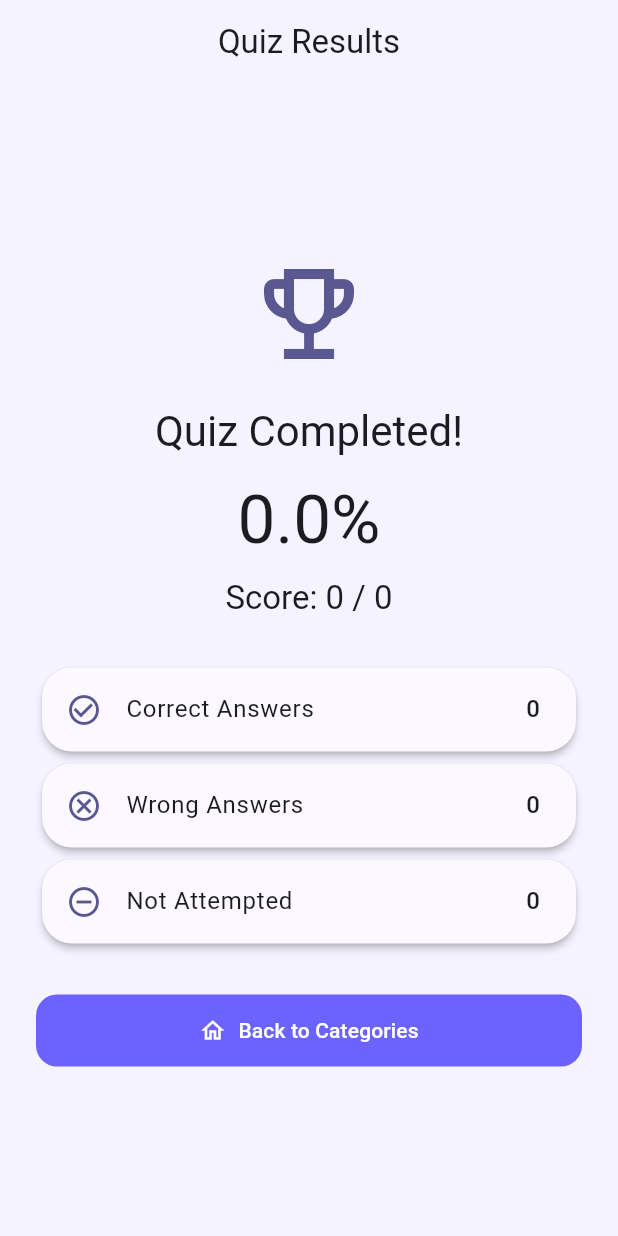
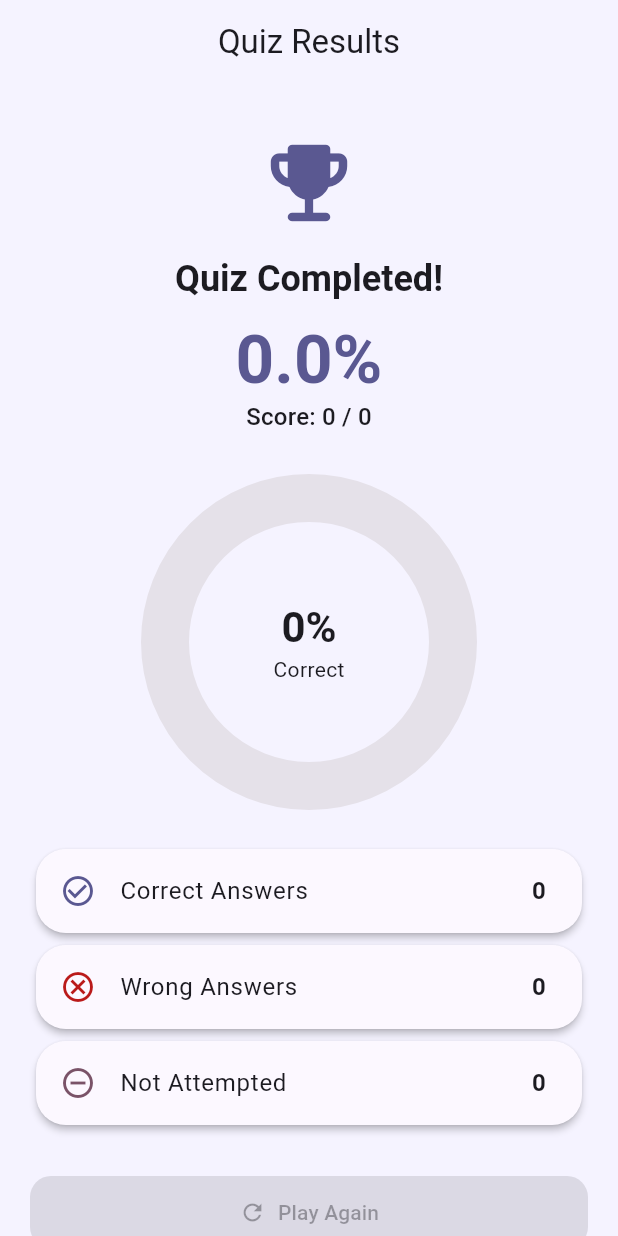
Before and after one commit to 248x1a42d6/flutter-quiz-app, a Flutter app: the ResultScreen screen opened directly, on a phone screen of 412 x 824 dp. Run offline on Flutter 3.47's test engine with Material 3 defaults, Android fonts, the phone set to English and light mode, and no system bars; our stand-ins replace shared_preferences; accounts and stored records are empty.

Commit message:
Add quiz results pie chart and play again feature

```diff
--- a/lib/screens/result_screen.dart
+++ b/lib/screens/result_screen.dart
@@ -1,8 +1,11 @@
+
+import 'dart:math' as math;
 
 import 'package:flutter/material.dart';
 import 'package:provider/provider.dart';
 
 import '../providers/quiz_provider.dart';
+import 'question_screen.dart';
 
 class ResultScreen extends StatelessWidget {
   const ResultScreen({super.key});
@@ -22,9 +25,10 @@ class ResultScreen extends StatelessWidget {
     final wrong = attempted - correct;
     final unanswered = total - attempted;
 
-    final percentage = total == 0
-        ? 0.0
-        : (correct / total) * 100;
+    final percentage =
+    total == 0 ? 0.0 : (correct / total) * 100;
+
+    final colors = Theme.of(context).colorScheme;
 
     return Scaffold(
       appBar: AppBar(
@@ -33,54 +37,100 @@ class ResultScreen extends StatelessWidget {
         automaticallyImplyLeading: false,
       ),
       body: SafeArea(
-        child: Center(
         child: SingleChildScrollView(
-            padding: const EdgeInsets.all(24),
+          padding: const EdgeInsets.all(20),
           child: Column(
-              mainAxisAlignment: MainAxisAlignment.center,
             children: [
+              const SizedBox(height: 12),
               Icon(
-                  Icons.emoji_events_outlined,
-                  size: 80,
-                  color: Theme.of(context).colorScheme.primary,
+                Icons.emoji_events_rounded,
+                size: 68,
+                color: colors.primary,
               ),
-                const SizedBox(height: 20),
-
+              const SizedBox(height: 14),
               Text(
                 'Quiz Completed!',
-                  style: Theme.of(context).textTheme.headlineMedium,
+                style: Theme.of(context)
+                    .textTheme
+                    .headlineSmall
+                    ?.copyWith(
+                  fontWeight: FontWeight.bold,
                 ),
-                const SizedBox(height: 16),
-
+              ),
+              const SizedBox(height: 12),
               Text(
                 '${percentage.toStringAsFixed(1)}%',
-                  style: Theme.of(context).textTheme.displayMedium,
+                style: Theme.of(context)
+                    .textTheme
+                    .displayMedium
+                    ?.copyWith(
+                  color: colors.primary,
+                  fontWeight: FontWeight.bold,
                 ),
-                const SizedBox(height: 12),
-
+              ),
               Text(
                 'Score: $correct / $total',
-                  style: Theme.of(context).textTheme.titleLarge,
+                style:
+                Theme.of(context).textTheme.titleMedium,
               ),
               const SizedBox(height: 28),
+
+              // Results pie chart
+              SizedBox(
+                width: 220,
+                height: 220,
+                child: CustomPaint(
+                  painter: QuizPieChartPainter(
+                    correct: correct,
+                    wrong: wrong,
+                    unanswered: unanswered,
+                    correctColor: colors.primary,
+                    wrongColor: colors.error,
+                    unansweredColor: colors.tertiary,
+                    emptyColor: colors.surfaceContainerHighest,
+                  ),
+                  child: Center(
+                    child: Column(
+                      mainAxisSize: MainAxisSize.min,
+                      children: [
+                        Text(
+                          '${percentage.toStringAsFixed(0)}%',
+                          style: Theme.of(context)
+                              .textTheme
+                              .headlineMedium
+                              ?.copyWith(
+                            fontWeight: FontWeight.bold,
+                          ),
+                        ),
+                        const Text('Correct'),
+                      ],
+                    ),
+                  ),
+                ),
+              ),
+
+              const SizedBox(height: 24),
 
               _resultRow(
                 context,
                 Icons.check_circle_outline,
                 'Correct Answers',
                 correct,
+                colors.primary,
               ),
               _resultRow(
                 context,
                 Icons.cancel_outlined,
                 'Wrong Answers',
                 wrong,
+                colors.error,
               ),
               _resultRow(
                 context,
                 Icons.remove_circle_outline,
                 'Not Attempted',
                 unanswered,
+                colors.tertiary,
               ),
 
               const SizedBox(height: 30),
@@ -88,6 +138,35 @@ class ResultScreen extends StatelessWidget {
               SizedBox(
                 width: double.infinity,
                 child: FilledButton.icon(
+                  onPressed: provider.isLoading ||
+                      questions.isEmpty
+                      ? null
+                      : () {
+                    final categoryId =
+                        provider.currentCategoryId;
+
+                    if (categoryId == null) return;
+
+                    provider.startQuiz(categoryId);
+
+                    Navigator.pushReplacement(
+                      context,
+                      MaterialPageRoute(
+                        builder: (_) =>
+                        const QuestionScreen(),
+                      ),
+                    );
+                  },
+                  icon: const Icon(Icons.refresh),
+                  label: const Text('Play Again'),
+                ),
+              ),
+
+              const SizedBox(height: 12),
+
+              SizedBox(
+                width: double.infinity,
+                child: OutlinedButton.icon(
                   onPressed: () {
                     Navigator.of(context).popUntil(
                           (route) => route.isFirst,
@@ -101,7 +180,6 @@ class ResultScreen extends StatelessWidget {
           ),
         ),
       ),
-      ),
     );
   }
 
@@ -110,19 +188,110 @@ class ResultScreen extends StatelessWidget {
       IconData icon,
       String label,
       int value,
+      Color color,
       ) {
     return Card(
       child: ListTile(
-        leading: Icon(
-          icon,
-          color: Theme.of(context).colorScheme.primary,
-        ),
+        leading: Icon(icon, color: color),
         title: Text(label),
         trailing: Text(
           '$value',
-          style: Theme.of(context).textTheme.titleMedium,
+          style: Theme.of(context)
+              .textTheme
+              .titleMedium
+              ?.copyWith(fontWeight: FontWeight.bold),
         ),
       ),
     );
   }
 }
+
+class QuizPieChartPainter extends CustomPainter {
+  final int correct;
+  final int wrong;
+  final int unanswered;
+
+  final Color correctColor;
+  final Color wrongColor;
+  final Color unansweredColor;
+  final Color emptyColor;
+
+  QuizPieChartPainter({
+    required this.correct,
+    required this.wrong,
+    required this.unanswered,
+    required this.correctColor,
+    required this.wrongColor,
+    required this.unansweredColor,
+    required this.emptyColor,
+  });
+
+  @override
+  void paint(Canvas canvas, Size size) {
+    final total = correct + wrong + unanswered;
+
+    final center = Offset(
+      size.width / 2,
+      size.height / 2,
+    );
+
+    final radius =
+        math.min(size.width, size.height) / 2 - 14;
+
+    final rect = Rect.fromCircle(
+      center: center,
+      radius: radius,
+    );
+
+    final paint = Paint()
+      ..style = PaintingStyle.stroke
+      ..strokeWidth = 32
+      ..strokeCap = StrokeCap.butt;
+
+    if (total == 0) {
+      paint.color = emptyColor;
+      canvas.drawCircle(center, radius, paint);
+      return;
+    }
+
+    var startAngle = -math.pi / 2;
+
+    final segments = [
+      (correct, correctColor),
+      (wrong, wrongColor),
+      (unanswered, unansweredColor),
+    ];
+
+    for (final segment in segments) {
+      if (segment.$1 == 0) continue;
+
+      final sweepAngle =
+          (segment.$1 / total) * 2 * math.pi;
+
+      paint.color = segment.$2;
+
+      canvas.drawArc(
+        rect,
+        startAngle,
+        sweepAngle,
+        false,
+        paint,
+      );
+
+      startAngle += sweepAngle;
+    }
+  }
+
+  @override
+  bool shouldRepaint(
+      covariant QuizPieChartPainter oldDelegate,
+      ) {
+    return oldDelegate.correct != correct ||
+        oldDelegate.wrong != wrong ||
+        oldDelegate.unanswered != unanswered ||
+        oldDelegate.correctColor != correctColor ||
+        oldDelegate.wrongColor != wrongColor ||
+        oldDelegate.unansweredColor != unansweredColor ||
+        oldDelegate.emptyColor != emptyColor;
+  }
+}
```
Lines whose indentation alone changed are shown as unchanged.
